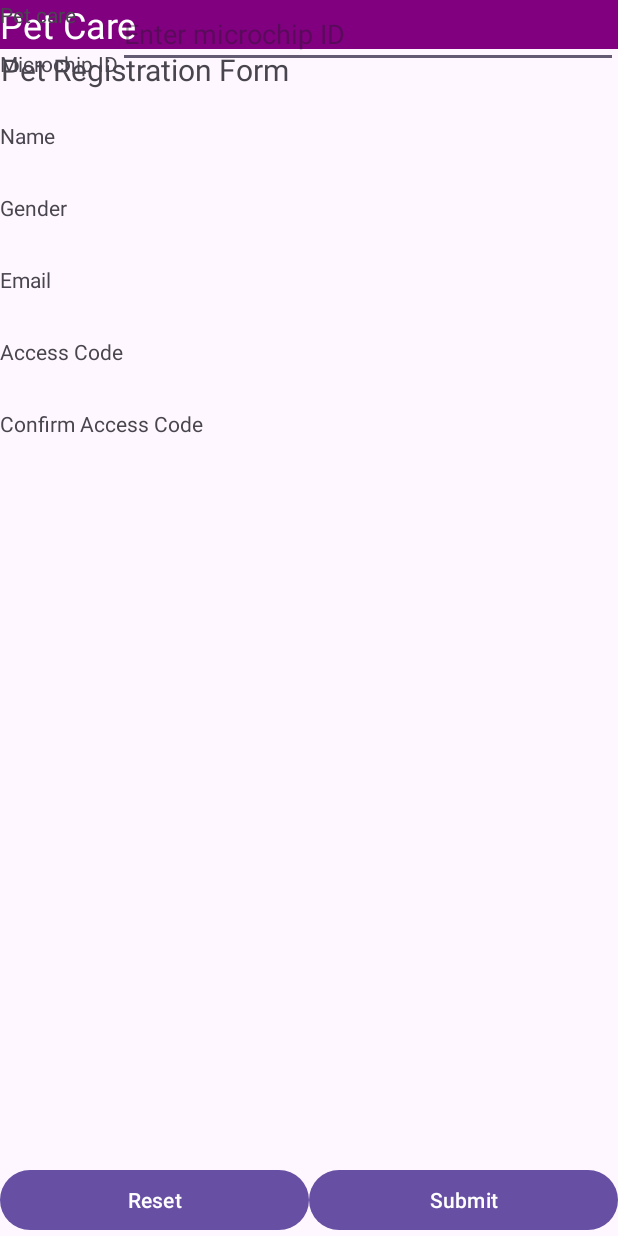
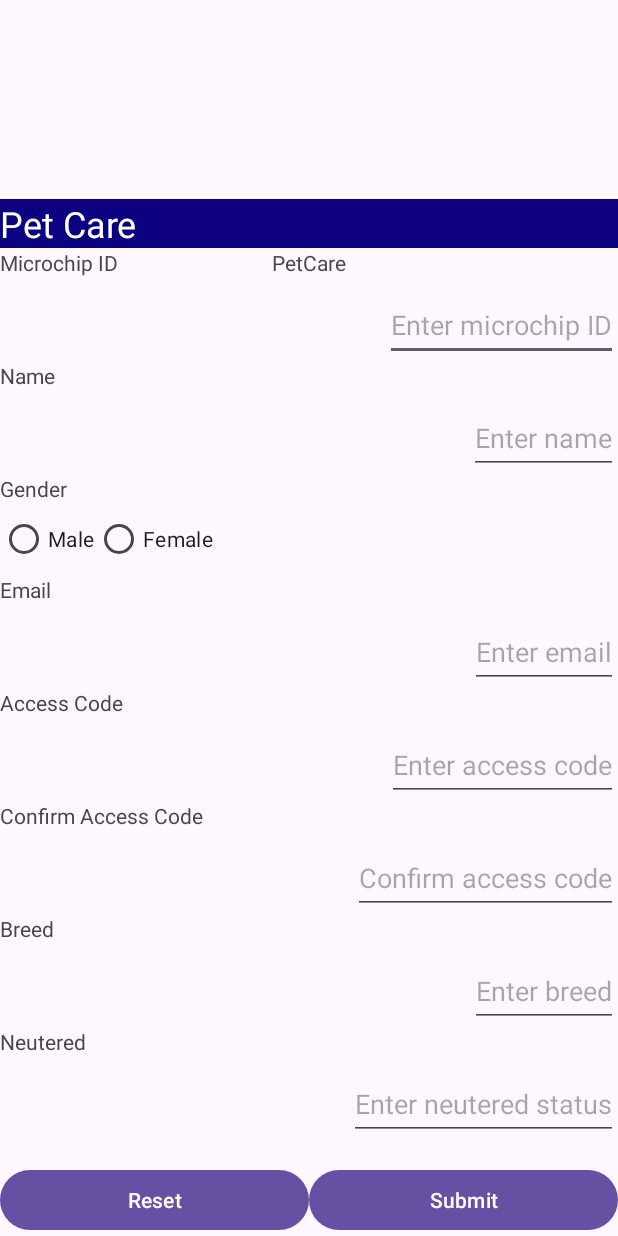
Before and after one commit to Chelzvea/Registration_Form_COP4610, an Android app: the screen it shows after launch (MainActivity), on a phone screen of 412 x 824 dp. Run offline under Robolectric (Android 15) with nearby library versions, the phone set to English and light mode, and no system bars.

Commit message:
has all the input fileds

```diff
--- a/app/src/main/res/layout/activity_main.xml
+++ b/app/src/main/res/layout/activity_main.xml
@@ -1,4 +1,3 @@
-<?xml version="1.0" encoding="utf-8"?>
 <androidx.constraintlayout.widget.ConstraintLayout
     xmlns:android="http://schemas.android.com/apk/res/android"
     xmlns:app="http://schemas.android.com/apk/res-auto"
@@ -14,102 +13,219 @@
 android:layout_height="wrap_content"
 android:text="Pet Care"
 android:textColor="#FFFFFF"
-        android:background="#800080"
+android:background="#0D0080"
 android:textSize="24sp"
 android:gravity="left"
-        app:layout_constraintTop_toTopOf="parent"
-        app:layout_constraintEnd_toEndOf="parent"
-        app:layout_constraintStart_toStartOf="parent" />
+app:layout_constraintTop_toBottomOf="@id/TextTitle"
+app:layout_constraintStart_toStartOf="parent"
+app:layout_constraintEnd_toEndOf="parent" />
 
-
-
-
-    <!--TITLE -->
+    <!-- PET CARE TITLE -->
 <TextView
-    android:id="@+id/petCareID2"
+android:id="@+id/PetCareTitle"
 android:layout_width="wrap_content"
 android:layout_height="wrap_content"
-    android:text="Pet care"
-    />
+android:text="PetCare"
+app:layout_constraintTop_toBottomOf="@id/petCareHeader"
+app:layout_constraintStart_toStartOf="parent"
+app:layout_constraintEnd_toEndOf="parent" />
+
+    <!-- TITLE -->
 <TextView
 android:id="@+id/TextTitle"
 android:layout_width="wrap_content"
 android:layout_height="wrap_content"
 android:text="Pet Registration Form"
-        android:gravity="center"
 android:textSize="20sp"
-        app:layout_constraintTop_toBottomOf="@id/petCareHeader" />
+app:layout_constraintTop_toBottomOf="@id/PetCareTitle"
+app:layout_constraintStart_toStartOf="parent"
+app:layout_constraintEnd_toEndOf="parent" />
+
+    <!-- Horizontal Guideline -->
+<androidx.constraintlayout.widget.Guideline
+android:id="@+id/guideline"
+android:layout_width="wrap_content"
+android:layout_height="wrap_content"
+app:layout_constraintGuide_percent="0.5" />
 
     <!-- Microchip ID -->
 <TextView
 android:id="@+id/TextMicrochipID"
-        android:layout_width="wrap_content"
+android:layout_width="0dp"
 android:layout_height="wrap_content"
-        android:minHeight="48dp"
     android:text="Microchip ID"
     app:layout_constraintStart_toStartOf="parent"
     app:layout_constraintTop_toBottomOf="@id/petCareHeader" />
+
     <EditText
         android:id="@+id/EditMicrochipID"
         android:layout_width="0dp"
         android:layout_height="wrap_content"
+        android:layout_marginTop="8dp"
         android:layout_weight="1"
+        android:hint="Enter microchip ID"
         android:inputType="text"
-        android:hint="Enter microchip ID "
-        app:layout_constraintTop_toTopOf="parent"
-        app:layout_constraintStart_toEndOf="@id/TextMicrochipID"
-        app:layout_constraintEnd_toEndOf="parent"/>
+        android:minHeight="48dp"
+        app:layout_constraintEnd_toEndOf="parent"
+        app:layout_constraintStart_toEndOf="@id/guideline"
+        app:layout_constraintTop_toBottomOf="@+id/TextMicrochipID" />
 
     <!-- NAME -->
 <TextView
 android:id="@+id/TextName"
-        android:layout_width="wrap_content"
+android:layout_width="0dp"
 android:layout_height="wrap_content"
-        android:minHeight="48dp"
     android:text="Name"
     app:layout_constraintStart_toStartOf="parent"
-        app:layout_constraintTop_toBottomOf="@+id/TextMicrochipID" />\
+    app:layout_constraintTop_toBottomOf="@+id/EditMicrochipID" />
 
+    <EditText
+        android:id="@+id/EditName"
+        android:layout_width="0dp"
+        android:layout_height="wrap_content"
+        android:layout_marginTop="8dp"
+        android:layout_weight="1"
+        android:hint="Enter name"
+        android:inputType="text"
+        android:minHeight="48dp"
+        app:layout_constraintEnd_toEndOf="parent"
+        app:layout_constraintStart_toEndOf="@id/guideline"
+        app:layout_constraintTop_toBottomOf="@+id/TextName" />
 
     <!-- GENDER -->
 <TextView
 android:id="@+id/TextGender"
+android:layout_width="0dp"
+android:layout_height="wrap_content"
+    android:text="Gender"
+    app:layout_constraintStart_toStartOf="parent"
+    app:layout_constraintTop_toBottomOf="@+id/EditName" />
+
+    <RadioGroup
+    android:id="@+id/GenderRadioGroup"
+    android:layout_width="0dp"
+    android:layout_height="wrap_content"
+    android:orientation="horizontal"
+    app:layout_constraintStart_toEndOf="@id/guideline"
+    app:layout_constraintTop_toBottomOf="@+id/TextGender">
+
+    <RadioButton
+        android:id="@+id/RadioMale"
         android:layout_width="wrap_content"
         android:layout_height="wrap_content"
-        android:minHeight="48dp"
-        android:text="Gender"
-        app:layout_constraintStart_toStartOf="parent"
-        app:layout_constraintTop_toBottomOf="@+id/TextName" />
+        android:text="Male" />
+
+    <RadioButton
+        android:id="@+id/RadioFemale"
+        android:layout_width="wrap_content"
+        android:layout_height="wrap_content"
+        android:text="Female" />
+</RadioGroup>
 
     <!-- EMAIL -->
 <TextView
 android:id="@+id/TextEmail"
-        android:layout_width="wrap_content"
+android:layout_width="0dp"
 android:layout_height="wrap_content"
-        android:minHeight="48dp"
 android:text="Email"
 app:layout_constraintStart_toStartOf="parent"
-        app:layout_constraintTop_toBottomOf="@+id/TextGender" />
+app:layout_constraintTop_toBottomOf="@+id/GenderRadioGroup" />
+
+    <EditText
+        android:id="@+id/EditEmail"
+        android:layout_width="0dp"
+        android:layout_height="wrap_content"
+        android:layout_marginTop="8dp"
+        android:hint="Enter email"
+        android:inputType="text"
+        android:minHeight="48dp"
+        app:layout_constraintEnd_toEndOf="parent"
+        app:layout_constraintStart_toEndOf="@id/guideline"
+        app:layout_constraintTop_toBottomOf="@+id/TextEmail" />
 
     <!-- ACCESS CODE -->
 <TextView
 android:id="@+id/TextAccessCode"
-        android:layout_width="wrap_content"
+android:layout_width="0dp"
 android:layout_height="wrap_content"
-        android:minHeight="48dp"
 android:text="Access Code"
 app:layout_constraintStart_toStartOf="parent"
-        app:layout_constraintTop_toBottomOf="@+id/TextEmail" />
+app:layout_constraintTop_toBottomOf="@+id/EditEmail" />
+
+    <EditText
+        android:id="@+id/EditAccessCode"
+        android:layout_width="0dp"
+        android:layout_height="wrap_content"
+        android:layout_marginTop="8dp"
+        android:hint="Enter access code"
+        android:inputType="text"
+        android:minHeight="48dp"
+        app:layout_constraintEnd_toEndOf="parent"
+        app:layout_constraintStart_toEndOf="@id/guideline"
+        app:layout_constraintTop_toBottomOf="@+id/TextAccessCode" />
 
     <!-- CONFIRM CODE -->
 <TextView
 android:id="@+id/textConfirmCode"
-        android:layout_width="wrap_content"
+android:layout_width="0dp"
 android:layout_height="wrap_content"
-        android:minHeight="48dp"
 android:text="Confirm Access Code"
 app:layout_constraintStart_toStartOf="parent"
-        app:layout_constraintTop_toBottomOf="@+id/TextAccessCode" />
+app:layout_constraintTop_toBottomOf="@+id/EditAccessCode" />
+
+    <EditText
+        android:id="@+id/editConfirmCode"
+        android:layout_width="0dp"
+        android:layout_height="wrap_content"
+        android:layout_marginTop="8dp"
+        android:hint="Confirm access code"
+        android:inputType="text"
+        android:minHeight="48dp"
+        app:layout_constraintEnd_toEndOf="parent"
+        app:layout_constraintStart_toEndOf="@id/guideline"
+        app:layout_constraintTop_toBottomOf="@+id/textConfirmCode" />
+
+    <!-- BREED -->
+<TextView
+android:id="@+id/TextBreed"
+android:layout_width="0dp"
+android:layout_height="wrap_content"
+android:text="Breed"
+app:layout_constraintStart_toStartOf="parent"
+app:layout_constraintTop_toBottomOf="@+id/editConfirmCode" />
+
+    <EditText
+        android:id="@+id/editBreed"
+        android:layout_width="0dp"
+        android:layout_height="wrap_content"
+        android:layout_marginTop="8dp"
+        android:hint="Enter breed"
+        android:inputType="text"
+        android:minHeight="48dp"
+        app:layout_constraintEnd_toEndOf="parent"
+        app:layout_constraintStart_toEndOf="@id/guideline"
+        app:layout_constraintTop_toBottomOf="@+id/TextBreed" />
+
+    <!-- Neutered -->
+<TextView
+android:id="@+id/TextNeutered"
+android:layout_width="0dp"
+android:layout_height="wrap_content"
+android:text="Neutered"
+app:layout_constraintStart_toStartOf="parent"
+app:layout_constraintTop_toBottomOf="@+id/editBreed" />
+
+    <EditText
+        android:id="@+id/editNeutered"
+        android:layout_width="0dp"
+        android:layout_height="wrap_content"
+        android:layout_marginTop="8dp"
+        android:hint="Enter neutered status"
+        android:inputType="text"
+        android:minHeight="48dp"
+        app:layout_constraintEnd_toEndOf="parent"
+        app:layout_constraintStart_toEndOf="@id/guideline"
+        app:layout_constraintTop_toBottomOf="@+id/TextNeutered" />
 
     <!-- Buttons -->
 <Button
@@ -117,6 +233,8 @@
 android:layout_width="0dp"
 android:layout_height="wrap_content"
 android:text="Reset"
+android:layout_marginTop="16dp"
+app:layout_constraintTop_toBottomOf="@+id/editNeutered"
 app:layout_constraintBottom_toBottomOf="parent"
 app:layout_constraintEnd_toStartOf="@id/Submit_button"
 app:layout_constraintStart_toStartOf="parent" />
@@ -126,8 +244,9 @@
 android:layout_width="0dp"
 android:layout_height="wrap_content"
 android:text="Submit"
+android:layout_marginTop="16dp"
+app:layout_constraintTop_toBottomOf="@+id/editNeutered"
 app:layout_constraintBottom_toBottomOf="parent"
 app:layout_constraintEnd_toEndOf="parent"
 app:layout_constraintStart_toEndOf="@id/reset_button" />
-
     </androidx.constraintlayout.widget.ConstraintLayout>
```
Lines whose indentation alone changed are shown as unchanged.
